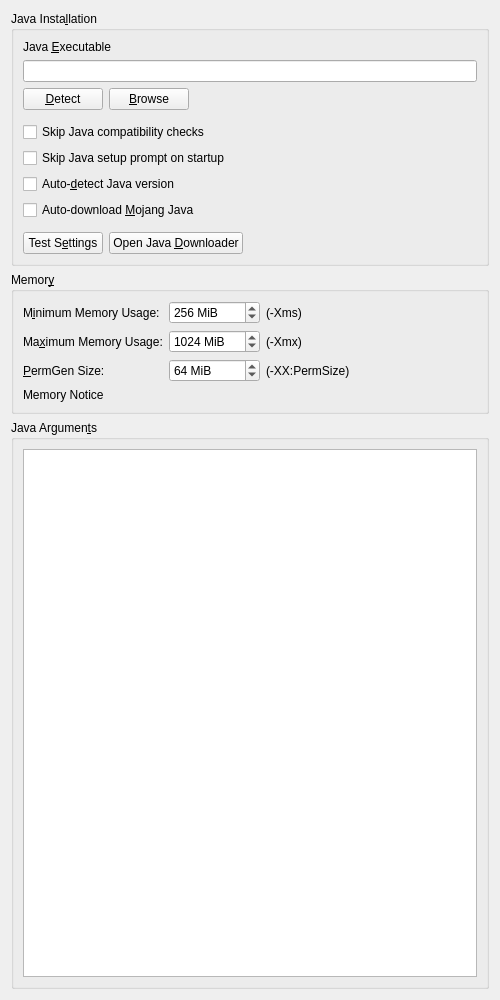
This is launcher/ui/widgets/JavaSettingsWidget.ui in CleanLauncher/Launcher as Qt 5 draws it before an edit. The edited form follows.
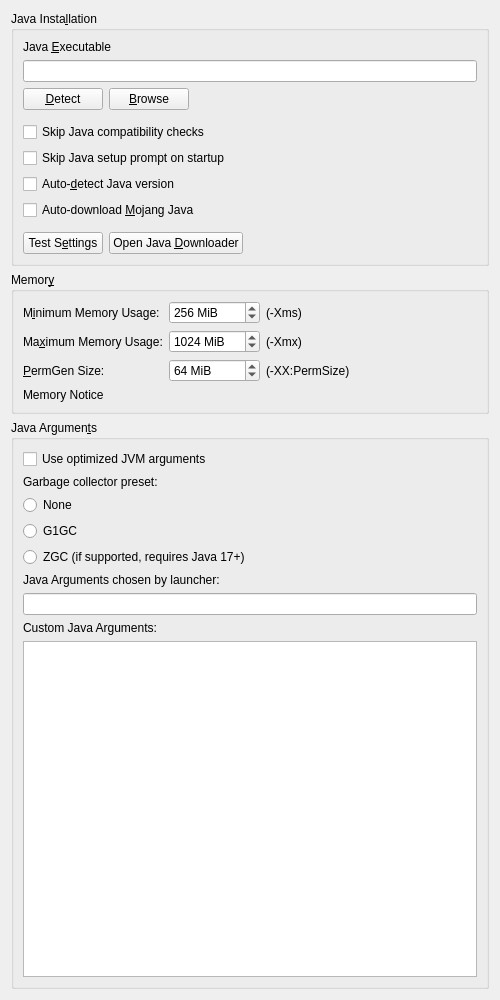
This is the edited form.

Commit message: feat: add optimized JVM arguments and GC presets

Patch:
```diff
--- a/launcher/ui/widgets/JavaSettingsWidget.ui
+++ b/launcher/ui/widgets/JavaSettingsWidget.ui
@@ -364,8 +364,67 @@
       <bool>false</bool>
      </property>
      <layout class="QGridLayout" name="gridLayout_6">
+      <item row="8" column="1">
+       <widget class="QPlainTextEdit" name="userArgsTextBox"/>
+      </item>
+      <item row="2" column="1">
+       <widget class="QRadioButton" name="noPresetRadioButton">
+        <property name="text">
+         <string>None</string>
+        </property>
+       </widget>
+      </item>
+      <item row="0" column="1">
+       <widget class="QCheckBox" name="optimizedArgsCheckBox">
+        <property name="toolTip">
+         <string>Adds arguments that generally improve game performance. Some arguments may not be available depending on Java version</string>
+        </property>
+        <property name="text">
+         <string>Use optimized JVM arguments</string>
+        </property>
+       </widget>
+      </item>
+      <item row="5" column="1">
+       <widget class="QLabel" name="optimizedArgsLabel">
+        <property name="text">
+         <string>Java Arguments chosen by launcher:</string>
+        </property>
+       </widget>
+      </item>
+      <item row="7" column="1">
+       <widget class="QLabel" name="customArgsLabel">
+        <property name="text">
+         <string>Custom Java Arguments:</string>
+        </property>
+       </widget>
+      </item>
       <item row="1" column="1">
-       <widget class="QPlainTextEdit" name="jvmArgsTextBox"/>
+       <widget class="QLabel" name="gcPresetLabel">
+        <property name="text">
+         <string>Garbage collector preset:</string>
+        </property>
+       </widget>
+      </item>
+      <item row="3" column="1">
+       <widget class="QRadioButton" name="g1gcPresetRadioButton">
+        <property name="text">
+         <string>G1GC</string>
+        </property>
+       </widget>
+      </item>
+      <item row="4" column="1">
+       <widget class="QRadioButton" name="zgcPresetRadioButton">
+        <property name="text">
+         <string>ZGC (if supported, requires Java 17+)</string>
+        </property>
+       </widget>
+      </item>
+      <item row="6" column="1">
+       <widget class="QLineEdit" name="launcherArgsTextBox">
+        <property name="readOnly">
+         <bool>true</bool>
+        </property>
+       </widget>
       </item>
      </layout>
     </widget>
```
Left out of the diff: 4 changed lines with no effect on the pictures. The commit also changes 7 other files.
